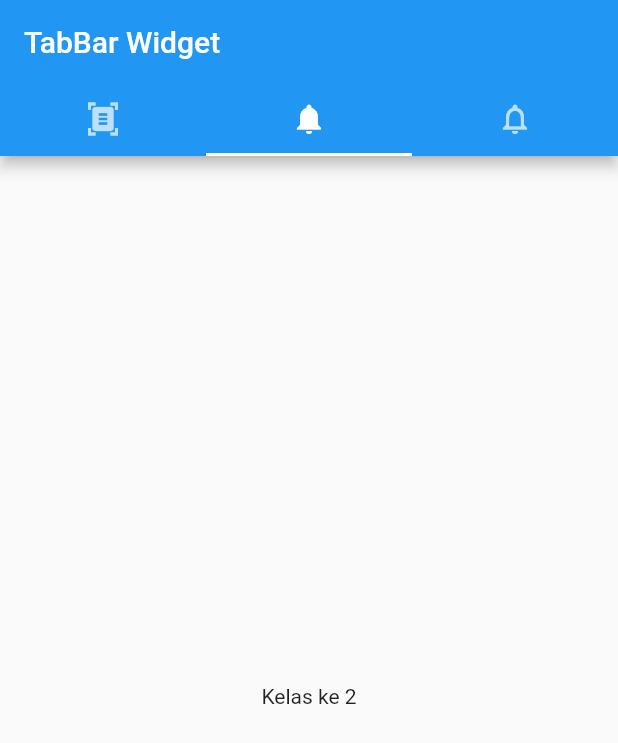
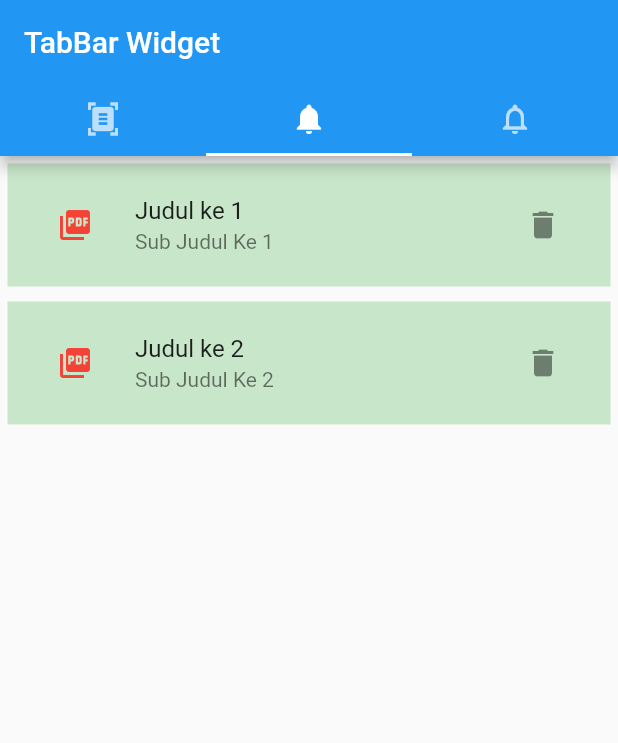
Before and after one commit to shellycarista/navigation_bar, a Flutter app: the screen it shows after launch, tab 2 chosen, on a phone screen of 412 x 824 dp. Shown: the top 743 px of the screen. Run offline on Flutter 3.47's test engine with Material 2 defaults, Android fonts, the light colour scheme and no system bars; our stand-ins replace flutter_datetime_picker, fluttertoast.

Commit message:
Latihan 7

```diff
--- a/navigationbar/lib/menu/kedua.dart
+++ b/navigationbar/lib/menu/kedua.dart
@@ -1,4 +1,6 @@
 import 'package:flutter/material.dart';
+import 'list_latihan.dart';
+import 'package:fluttertoast/fluttertoast.dart';
 
 class KeduaPage extends StatefulWidget {
   const KeduaPage({super.key});
@@ -9,10 +11,44 @@ class KeduaPage extends StatefulWidget {
 }
 
 class _KeduaPageState extends State<KeduaPage> {
+  List<ListLatihan> listLatihan = [
+    ListLatihan(id: "1", title: "Judul ke 1", subtitle: "Sub Judul Ke 1"),
+    ListLatihan(id: "2", title: "Judul ke 2", subtitle: "Sub Judul Ke 2"),
+  ];
+
+  void onClick(getId){
+    Fluttertoast.showToast(
+      msg: "Test Id" + getId.toString(),
+      toastLength: Toast.LENGTH_SHORT,
+      gravity: ToastGravity.CENTER,
+      timeInSecForIosWeb: 1,
+      backgroundColor: Colors.green[700],
+      textColor: Colors.white,
+      fontSize: 16.0
+    );
+  }
   @override
   Widget build(BuildContext context) {
     return Center(
-      child:  Text("Kelas ke 2"),
+      child:  Column(
+        children: listLatihan.map((latihan){
+          return Container(
+            child: ListTile(
+              leading: IconButton(
+                icon: const Icon(Icons.picture_as_pdf, color:  Colors.red,),
+                onPressed: (){null;} ),
+              title: Text(latihan.title),
+              subtitle: Text(latihan.subtitle),
+              trailing: IconButton(
+                icon: const Icon(Icons.delete),
+                onPressed: () {onClick(latihan.id);}),
+            ),
+            margin: EdgeInsets.all(5),
+            padding: EdgeInsets.all(5),
+            color:  Colors.green[100],
+          );
+        }).toList(),
+      ),
     );
   }
 }
--- /dev/null
+++ b/navigationbar/lib/menu/list_latihan.dart
@@ -0,0 +1,6 @@
+import 'package:flutter/material.dart';
+
+class ListLatihan {
+  String id, title, subtitle;
+  ListLatihan({required this.id, required this.title, required this.subtitle});
+}
```
Also changed, not shown: navigationbar/lib/menu/ketiga.dart (+29 -2 lines), navigationbar/pubspec.yaml (+4 -3 lines), navigationbar/pubspec.lock.
